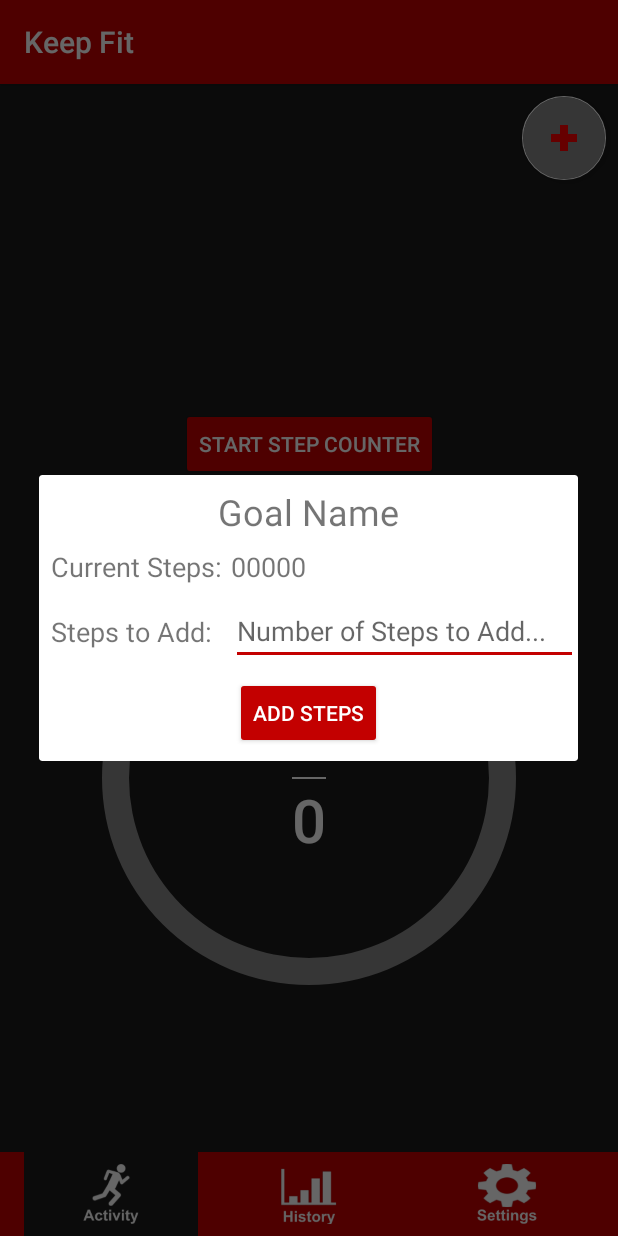
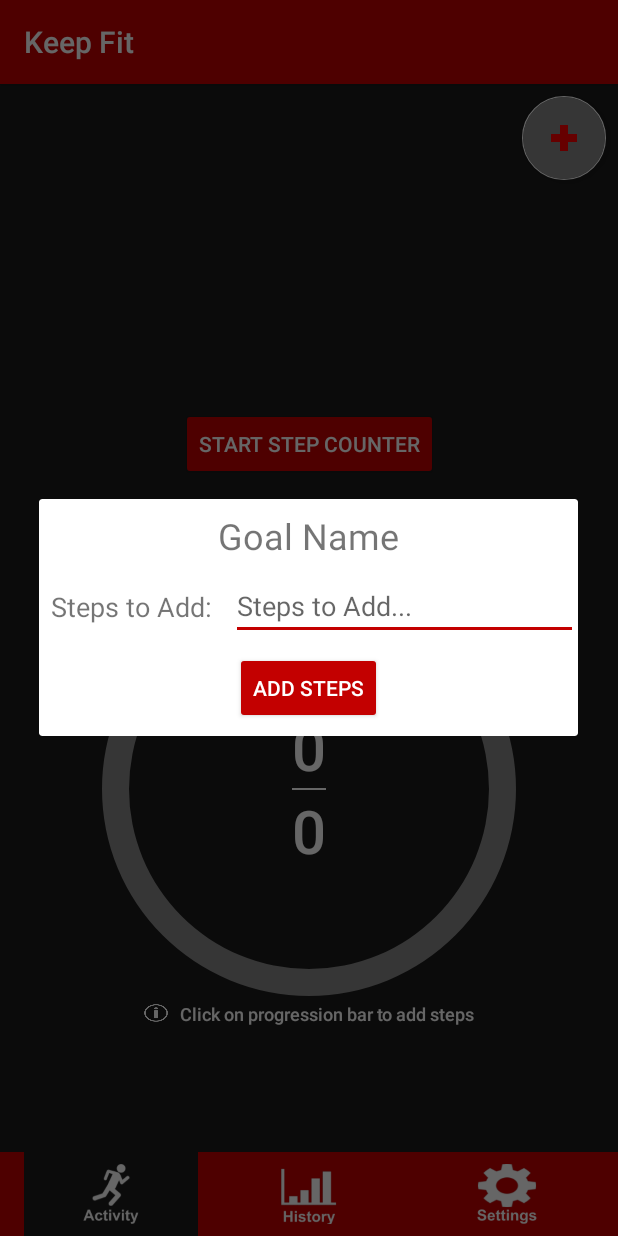
Before and after one commit to EanCo26/CotterIain_KeepFitApp, an Android app: the screen it shows after launch (MainActivity), after a tap on an icon or button, on a phone screen of 412 x 824 dp. Run offline under Robolectric (Android 15) with nearby library versions, the phone set to English and light mode, and no system bars; our stand-ins replace Room's generated code.

Commit message:
Goal Tracking and Date
- Steps taken in a day saved to preferences
- based on steps taken and goal steps, percentage textView and progressBar updated
- The current date is checked on if the same as saved date in the OnCreate, if not then clear goal selected and steps taken for that date
- the date is saved when goal clicked or steps added to (and only the first instance of date mismatch)

```diff
--- a/app/src/main/java/me/uos/cotteriain_keepfitapp/MainActivity.java
+++ b/app/src/main/java/me/uos/cotteriain_keepfitapp/MainActivity.java
@@ -12,19 +12,19 @@ import me.uos.cotteriain_keepfitapp.database.GoalEntry;
 import android.content.Context;
 import android.content.Intent;
 import android.content.res.ColorStateList;
-import android.graphics.Color;
 import android.os.Bundle;
+import android.util.Log;
 import android.view.View;
 import android.widget.Button;
 import android.widget.EditText;
-import android.widget.ImageView;
 import android.widget.ProgressBar;
 import android.widget.TextView;
 
 import com.google.android.material.floatingactionbutton.FloatingActionButton;
 
-import org.w3c.dom.Text;
-
+import java.text.SimpleDateFormat;
+import java.util.Calendar;
+import java.util.Date;
 import java.util.List;
 
 public class MainActivity extends AppCompatActivity implements GoalAdapter.GoalClickListener{
@@ -39,7 +39,15 @@ public class MainActivity extends AppCompatActivity implements GoalAdapter.GoalC
     private LinearLayoutManager layoutManager;
     private RecyclerView recyclerView;
 
-    private TextView goalText;
+    private GoalEntry activeGoal;
+    private int goalSteps = 0;
+    private int steps = 0;
+
+    private TextView goalText, headerText, stepsText;
+    private ProgressBar progressBar;
+
+    String currentDate;
+    String oldDate;
 
     @Override
     protected void onCreate(Bundle savedInstanceState) {
@@ -50,6 +58,16 @@ public class MainActivity extends AppCompatActivity implements GoalAdapter.GoalC
 
         sharedData = new SharedData(this.getSharedPreferences(getString(R.string.pref_file_key), Context.MODE_PRIVATE));
         goalDatabase = GoalDatabase.getsInstance(getApplicationContext());
+
+        Date calendar = Calendar.getInstance().getTime();
+        currentDate = new SimpleDateFormat("dd/MM/yyyy").format(calendar);
+
+        oldDate = sharedData.getString(getString(R.string.activity_date), "no_date");
+
+        if(!currentDate.equals(oldDate)){
+            clearPreviousDayData();
+            Log.d(TAG, "onCreate: dates did not match");
+        }
 
         goalAdapter = new GoalAdapter(gCL);
         layoutManager = new LinearLayoutManager(this);
@@ -62,6 +80,8 @@ public class MainActivity extends AppCompatActivity implements GoalAdapter.GoalC
     private void assignActivityElements(){
         recyclerView = (RecyclerView) findViewById(R.id.recycle_view);
         goalText = (TextView) findViewById(R.id.goal_number);
+        headerText = (TextView) findViewById(R.id.header);
+        stepsText = (TextView) findViewById(R.id.steps);
 
         FloatingActionButton floatingActionButton = (FloatingActionButton)findViewById(R.id.add_goal);
         floatingActionButton.setOnClickListener(new View.OnClickListener() {
@@ -71,10 +91,10 @@ public class MainActivity extends AppCompatActivity implements GoalAdapter.GoalC
             }
         });
 
-        ProgressBar progressBar = (ProgressBar)findViewById(R.id.progress);
+        progressBar = (ProgressBar)findViewById(R.id.progress);
         progressBar.setOnClickListener(new View.OnClickListener() {
             @Override
-            public void onClick(View v) { editActivePopup(); }
+            public void onClick(View v) { addStepsPopup(); }
         });
     }
 
@@ -84,13 +104,14 @@ public class MainActivity extends AppCompatActivity implements GoalAdapter.GoalC
         viewModel.getGoalList().observe(this, new Observer<List<GoalEntry>>() {
             @Override
             public void onChanged(List<GoalEntry> goalEntryList) {
-                int id = sharedData.getData(getString(R.string.current_activity), Integer.MAX_VALUE);
+                int id = sharedData.getInt(getString(R.string.current_activity), Integer.MAX_VALUE);
                 goalAdapter.setGoalList(goalEntryList, id);
                 recyclerView.swapAdapter(goalAdapter, true);
 
                 for (GoalEntry goal:goalEntryList){
                     if(goal.getId() == id){
-                        setActiveGoalUI(goal);
+                        activeGoal = goal;
+                        setActiveGoalUI();
                         return;
                     }
                 }
@@ -98,16 +119,57 @@ public class MainActivity extends AppCompatActivity implements GoalAdapter.GoalC
         });
     }
 
-    public void setActiveGoalUI(GoalEntry goal){
-        goalText.setText(Integer.toString(goal.getSteps()));
+    private void setActiveGoalUI(){
+        steps = sharedData.getInt(getString(R.string.current_steps), 0);
+        stepsText.setText(Integer.toString(steps));
+        if(activeGoal != null) {
+            goalSteps = activeGoal.getSteps();
+            int percent = steps * 100 / goalSteps;
+            percent = percent <= 100 ? percent : 100;
+
+            progressBar.setProgress(percent);
+            headerText.setText(activeGoal.getName() + " - " + percent + "%");
+            goalText.setText(Integer.toString(goalSteps));
+        }
     }
 
-    private void editActivePopup() {
+    private void clearPreviousDayData(){
+        sharedData.setInt(getString(R.string.current_steps), 0);
+        sharedData.setInt(getString(R.string.current_activity), Integer.MAX_VALUE);
+    }
+
+    private void resetDisplay(){
+        progressBar.setProgress(0);
+        goalText.setText("0");
+        headerText.setText("");
+        stepsText.setText("0");
+    }
+
+    private void addStepsPopup() {
         View popupLayout = getLayoutInflater().inflate(R.layout.edit_active_popup, null);
         AlertDialog.Builder dialogBuilder = new AlertDialog.Builder(this);
         dialogBuilder.setView(popupLayout);
         PopupWindow popupWindow = new PopupWindow(dialogBuilder, dialogBuilder.create());
         popupWindow.showWindow();
+
+        EditText add_field = (EditText) popupLayout.findViewById(R.id.add_steps);
+        Button popup_button = (Button) popupLayout.findViewById(R.id.add_button);
+        popup_button.setOnClickListener(new View.OnClickListener() {
+            @Override
+            public void onClick(View v) {
+                steps = sharedData.getInt(getString(R.string.current_steps), 0);
+                if(!add_field.getText().toString().isEmpty()) {
+                    if(!currentDate.equals(oldDate)){
+                        Log.d(TAG, "onClick: date changed");
+                        sharedData.setString(getString(R.string.activity_date), currentDate);
+                    }
+                    steps += Integer.parseInt(add_field.getText().toString());
+                    sharedData.setInt(getString(R.string.current_steps), steps);
+                    setActiveGoalUI();
+                }
+                popupWindow.closeWindow();
+            }
+        });
     }
 
     private void createGoalPopup(){
@@ -138,7 +200,6 @@ public class MainActivity extends AppCompatActivity implements GoalAdapter.GoalC
                                                 Integer.parseInt(steps_field.getText().toString())));
                             }
                         });
-
                         popupWindow.closeWindow();
                     }
                 }
@@ -160,7 +221,7 @@ public class MainActivity extends AppCompatActivity implements GoalAdapter.GoalC
 
         Button popup_button = (Button) popupLayout.findViewById(R.id.edit_button);
 
-        boolean isGoalsEditable = sharedData.getData(getString(R.string.setting_goals_editable), true);
+        boolean isGoalsEditable = sharedData.getBool(getString(R.string.setting_goals_editable), true);
         if(isGoalsEditable) {
             popup_button.setOnClickListener(new View.OnClickListener() {
                 @Override
@@ -210,6 +271,10 @@ public class MainActivity extends AppCompatActivity implements GoalAdapter.GoalC
                         goalDatabase.goalDao().deleteGoal(goalAdapter.getGoalEntryAt(itemIndex));
                     }
                 });
+                if(goal.getId() == activeGoal.getId()){
+                    Log.d(TAG, "run: Active Goal Deleted");
+                    resetDisplay();
+                }
                 popupWindow.closeWindow();
             }
         });
@@ -235,10 +300,17 @@ public class MainActivity extends AppCompatActivity implements GoalAdapter.GoalC
 
     @Override
     public void onGoalClick(int itemIndex, GoalEntry goal){
+
+        if(!currentDate.equals(oldDate)){
+            Log.d(TAG, "onGoalClick: date changed");
+            sharedData.setString(getString(R.string.activity_date), currentDate);
+        }
+
         int id = goal.getId();
-        sharedData.setData(getString(R.string.current_activity), id);
+        sharedData.setInt(getString(R.string.current_activity), id);
         goalAdapter.selectGoal(itemIndex);
-        setActiveGoalUI(goal);
+        activeGoal=goal;
+        setActiveGoalUI();
     }
 
     @Override
--- a/app/src/main/java/me/uos/cotteriain_keepfitapp/SharedData.java
+++ b/app/src/main/java/me/uos/cotteriain_keepfitapp/SharedData.java
@@ -11,21 +11,21 @@ public class SharedData {
         this.sharedPref = sharedPref;
     }
 
-    public int getData(String key, int defaultValue){ return sharedPref.getInt(key, defaultValue); }
-    public String getData(String key, String defaultValue){ return sharedPref.getString(key, defaultValue); }
-    public Boolean getData(String key, boolean defaultValue){ return sharedPref.getBoolean(key, defaultValue); }
+    public int getInt(String key, int defaultValue){ return sharedPref.getInt(key, defaultValue); }
+    public String getString(String key, String defaultValue){ return sharedPref.getString(key, defaultValue); }
+    public Boolean getBool(String key, boolean defaultValue){ return sharedPref.getBoolean(key, defaultValue); }
 
-    public void setData(String key, int value){
+    public void setInt(String key, int value){
         editor = sharedPref.edit();
         editor.putInt(key, value);
         editor.apply();
     }
-    public void setData(String key, String value){
+    public void setString(String key, String value){
         editor = sharedPref.edit();
         editor.putString(key, value);
         editor.apply();
     }
-    public void setData(String key, boolean value){
+    public void setBool(String key, boolean value){
         editor = sharedPref.edit();
         editor.putBoolean(key, value);
         editor.apply();
--- a/app/src/main/res/layout/activity_main.xml
+++ b/app/src/main/res/layout/activity_main.xml
@@ -43,7 +43,7 @@
     <TextView
         android:id="@+id/header"
         android:layout_width="wrap_content"
-        android:layout_height="wrap_content"
+        android:layout_height="32dp"
         android:layout_margin="16dp"
         style="@style/Text"
         android:textAlignment="center"
@@ -51,11 +51,11 @@
         app:layout_constraintEnd_toEndOf="parent"
         app:layout_constraintStart_toStartOf="parent"
         app:layout_constraintTop_toBottomOf="@+id/counter_button"
-        android:text="[GOAL NAME] - [GOAL]%" />
+        tools:text="[GOAL NAME] - [GOAL]%" />
 
     <androidx.constraintlayout.widget.ConstraintLayout
         android:layout_width="match_parent"
-        android:layout_height="300dp"
+        android:layout_height="316dp"
         android:layout_marginBottom="32dp"
         app:layout_constraintStart_toStartOf="parent"
         app:layout_constraintTop_toBottomOf="@+id/header">
@@ -112,6 +112,31 @@
             app:layout_constraintStart_toStartOf="@+id/progress"
             app:layout_constraintTop_toBottomOf="@+id/divider"
             tools:text="1000" />
+
+        <LinearLayout
+            android:id="@+id/editable_info"
+            android:layout_width="wrap_content"
+            android:layout_height="wrap_content"
+            app:layout_constraintStart_toStartOf="parent"
+            app:layout_constraintEnd_toEndOf="parent"
+            app:layout_constraintBottom_toBottomOf="@+id/progress"
+            android:orientation="horizontal">
+
+            <ImageView
+                android:layout_width="16dp"
+                android:layout_height="16dp"
+                android:src="@drawable/white_info_icon" />
+
+            <TextView
+                android:id="@+id/helper_text"
+                style="@style/Text"
+                android:layout_width="wrap_content"
+                android:layout_height="wrap_content"
+                android:layout_marginLeft="8dp"
+                android:text="Click on progression bar to add steps"
+                android:textAlignment="center"
+                android:textSize="12sp" />
+        </LinearLayout>
     </androidx.constraintlayout.widget.ConstraintLayout>
 
     <androidx.constraintlayout.widget.ConstraintLayout
--- a/app/src/main/res/layout/edit_active_popup.xml
+++ b/app/src/main/res/layout/edit_active_popup.xml
@@ -15,28 +15,6 @@
         app:layout_constraintStart_toStartOf="parent"
         app:layout_constraintEnd_toEndOf="parent"
         android:text="Goal Name"/>
-
-    <TextView
-        android:id="@+id/text"
-        android:layout_width="120dp"
-        android:layout_height="wrap_content"
-        android:layout_marginTop="8dp"
-        android:layout_marginLeft="8dp"
-        android:textSize="18sp"
-        app:layout_constraintStart_toStartOf="parent"
-        app:layout_constraintTop_toBottomOf="@+id/title"
-        android:text="Current Steps:"/>
-
-    <TextView
-        android:id="@+id/steps_no"
-        android:layout_width="0dp"
-        android:layout_height="0dp"
-        android:textSize="18sp"
-        app:layout_constraintEnd_toEndOf="parent"
-        app:layout_constraintStart_toEndOf="@+id/text"
-        app:layout_constraintTop_toTopOf="@id/text"
-        app:layout_constraintBottom_toBottomOf="@id/text"
-        android:text="00000"/>
 
     <TextView
         android:id="@+id/text2"
@@ -59,11 +37,11 @@
         android:inputType="number"
         app:layout_constraintEnd_toEndOf="parent"
         app:layout_constraintStart_toEndOf="@id/text2"
-        app:layout_constraintTop_toBottomOf="@id/steps_no"
-        android:hint="Number of Steps to Add..." />
+        app:layout_constraintTop_toBottomOf="@id/title"
+        android:hint="Steps to Add..." />
 
     <Button
-        android:id="@+id/create_button"
+        android:id="@+id/add_button"
         android:layout_width="wrap_content"
         android:layout_height="wrap_content"
         android:layout_marginBottom="8dp"
--- a/app/src/main/res/values/strings.xml
+++ b/app/src/main/res/values/strings.xml
@@ -6,5 +6,6 @@
     <string name="pref_file_key">me.uos.cotteriain_keepfitapp.TrialKey</string>
     <string name="current_activity">me.uos.cotteriain_keepfitapp.CurrentActivityIndex</string>
     <string name="activity_date">me.uos.cotteriain_keepfitapp.ActivityDate</string>
+    <string name="current_steps">me.uos.cotteriain_keepfitapp.CurrentSteps</string>
     <string name="setting_goals_editable">me.uos.cotteriain_keepfitapp.GoalsEditable</string>
 </resources>
```
Also changed, not shown: app/src/main/java/me/uos/cotteriain_keepfitapp/SettingsActivity.java (+2 -8 lines), app/src/main/res/drawable/white_info_icon.png (added).
